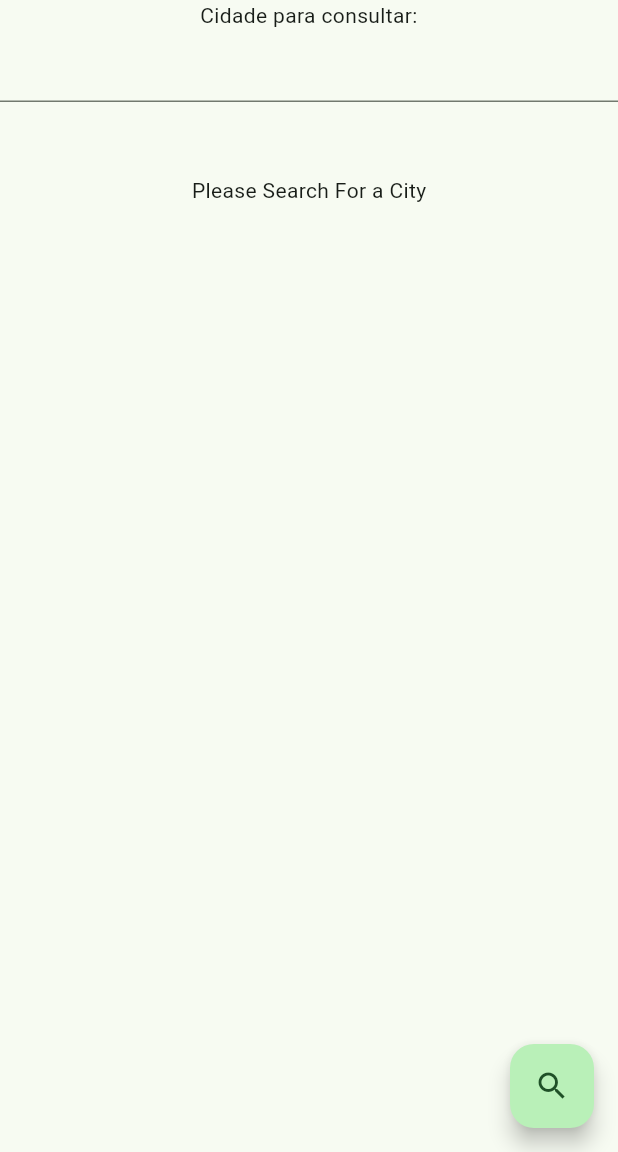
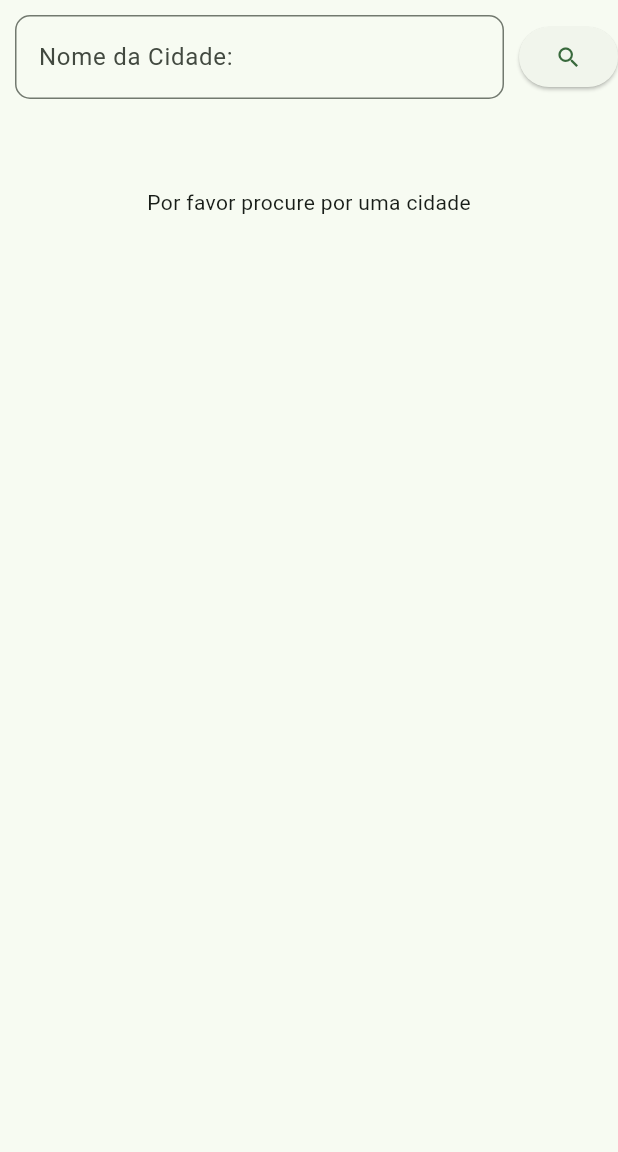
Before and after one commit to Maheshivara/flutter-weather-app, a Flutter app: the screen it shows after launch, after a tap on the "search" icon, on a phone screen of 412 x 824 dp, the part 84-1236 px from its top. Run offline on Flutter 3.47's test engine with Material 2 defaults, Android fonts, the phone set to English and light mode, and no system bars; our stand-ins replace diacritic.

Commit message:
Better input and implement search

```diff
--- a/lib/main.dart
+++ b/lib/main.dart
@@ -1,6 +1,7 @@
 import 'package:diacritic/diacritic.dart';
 import 'package:flutter/material.dart';
 import 'package:weather/elements/hour_widget.dart';
+import 'package:weather/elements/location_widget.dart';
 import 'package:weather/weather_api/weather.dart';
 
 void main() {
@@ -37,23 +38,81 @@ class MyHomePage extends StatefulWidget {
 class _MyHomePageState extends State<MyHomePage> {
   String _location = '';
   String _locationInfo = '';
-  String _msg = 'Please Search For a City';
+  String _msg = 'Por favor procure por uma cidade';
   List<HourWidget> _hoursWidgets = [];
   final TextEditingController _inputController = TextEditingController();
 
-  void _fetchWeather() async {
-    _hoursWidgets = [];
-    if (_inputController.text.isNotEmpty) {
-      _location = _inputController.text;
-    } else {
+  void _fetchLocation() async {
+    final input = removeDiacritics(_inputController.text);
+    if (input.isEmpty) {
       setState(() {
-        _msg = 'Please Search For a City';
+        _locationInfo = '';
+        _hoursWidgets = [];
+        _msg = 'Por favor procure por uma cidade';
       });
       return;
     }
+    if (input.length < 3) {
+      setState(() {
+        _locationInfo = '';
+        _hoursWidgets = [];
+        _msg = 'Necessário ao menos 3 caracteres';
+      });
+      return;
+    }
+    _location = input;
+    try {
+      final cities = await getLocations(_location);
+      if (cities.isEmpty) {
+        setState(() {
+          _locationInfo = '';
+          _hoursWidgets = [];
+          _msg = 'Não foram encontradas cidades com o nome $_location';
+        });
+      } else {
+        _showDialog(cities);
+      }
+    } catch (error) {
+      setState(() {
+        _locationInfo = '';
+        _hoursWidgets = [];
+        _msg = error.toString();
+      });
+    }
+  }
 
+  void _showDialog(List<Location> cities) {
+    showDialog<String>(
+      context: context,
+      builder: (BuildContext context) => Dialog(
+        child: Padding(
+          padding: const EdgeInsets.all(8.0),
+          child: Column(
+            mainAxisAlignment: MainAxisAlignment.center,
+            children: <Widget>[
+              Expanded(
+                child: LocationWidget(
+                    cities: cities,
+                    fetchWeather: _fetchWeather,
+                    dispose: () => Navigator.pop(context)),
+              ),
+              TextButton(
+                onPressed: () {
+                  Navigator.pop(context);
+                },
+                child: const Text('Sair'),
+              ),
+            ],
+          ),
+        ),
+      ),
+    );
+  }
+
+  void _fetchWeather(final String location) async {
+    _hoursWidgets = [];
     try {
-      final response = await getWeather(removeDiacritics(_location));
+      final response = await getWeather((location));
       setState(() {
         _locationInfo = '${response.name}/ ${response.region}';
         response.hours.asMap().forEach((key, hour) {
@@ -84,14 +143,30 @@ class _MyHomePageState extends State<MyHomePage> {
         body: Center(
           child: Column(
             children: [
-              const Text(
-                "Cidade para consultar:",
-                textAlign: TextAlign.center,
-              ),
-              TextField(
-                textCapitalization: TextCapitalization.words,
-                textAlign: TextAlign.center,
-                controller: _inputController,
+              Row(
+                children: [
+                  Expanded(
+                    child: Padding(
+                      padding: const EdgeInsets.all(10),
+                      child: TextField(
+                        decoration: const InputDecoration(
+                          border: OutlineInputBorder(
+                            borderRadius: BorderRadius.all(
+                              Radius.circular(10),
+                            ),
+                          ),
+                          labelText: 'Nome da Cidade:',
+                        ),
+                        textCapitalization: TextCapitalization.words,
+                        textAlign: TextAlign.center,
+                        controller: _inputController,
+                      ),
+                    ),
+                  ),
+                  ElevatedButton(
+                      onPressed: _fetchLocation,
+                      child: const Icon(Icons.search))
+                ],
               ),
               Padding(
                 padding: const EdgeInsets.all(10),
@@ -125,11 +200,6 @@ class _MyHomePageState extends State<MyHomePage> {
             ],
           ),
         ),
-        floatingActionButton: FloatingActionButton(
-          onPressed: _fetchWeather,
-          tooltip: 'Consultar',
-          child: const Icon(Icons.search),
-        ),
       ),
     );
   }
```
